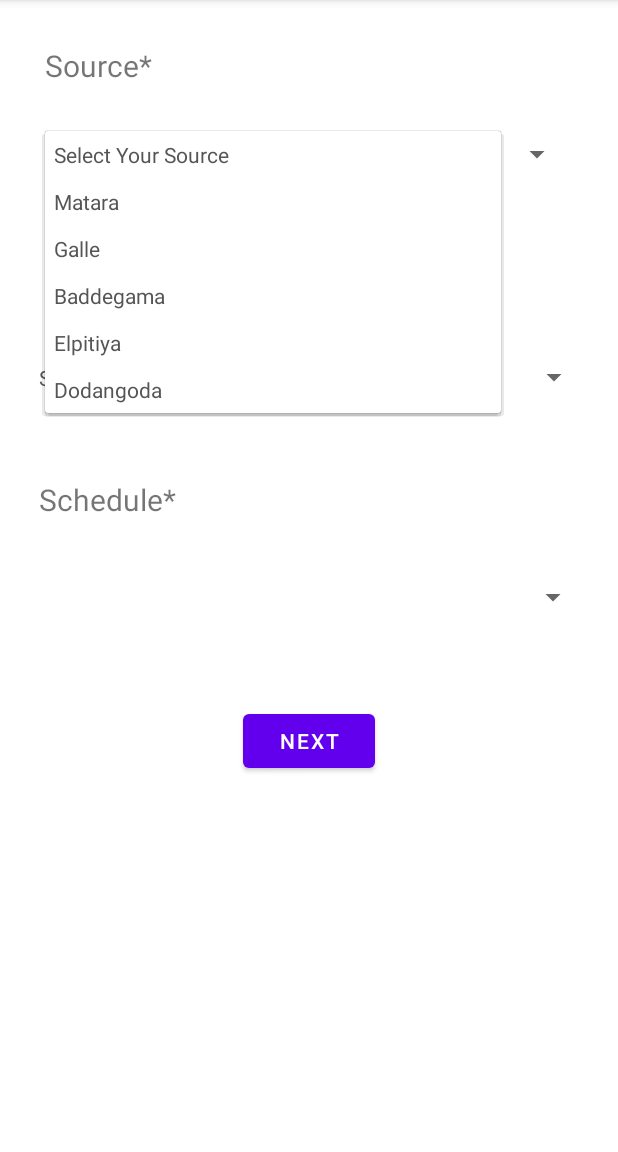
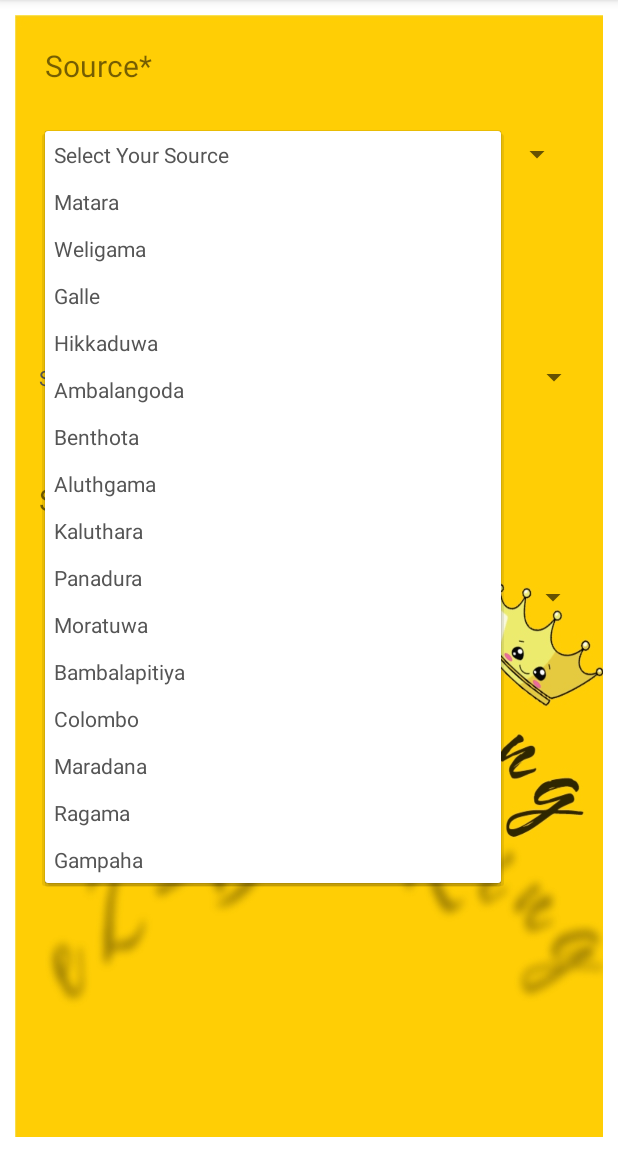
Before and after one commit to SaSinDu10/eZ-Booking, an Android app: the destination screen opened directly, with no data from a screen before it, after a tap on "Select Your Source", on a phone screen of 412 x 824 dp, the part 84-1236 px from its top. Run offline under Robolectric (Android 15) with nearby library versions, the phone set to English and light mode, and no system bars.

Commit message:
sixth commit

```diff
--- a/app/src/main/java/com/example/ez_booking/Splash.java
+++ b/app/src/main/java/com/example/ez_booking/Splash.java
@@ -1,10 +1,12 @@
 package com.example.ez_booking;
 
+import androidx.annotation.NonNull;
 import androidx.appcompat.app.AppCompatActivity;
 
 import android.content.Intent;
 import android.os.Bundle;
 import android.os.Handler;
+import android.view.MenuItem;
 
 public class Splash extends AppCompatActivity {
 
@@ -19,6 +21,7 @@ public class Splash extends AppCompatActivity {
                 Intent intent = new Intent(Splash.this,TransMode.class);
                 startActivity(intent);
             }
-        },5000);
+        },3000);
     }
+
 }
--- a/app/src/main/java/com/example/ez_booking/TransMode.java
+++ b/app/src/main/java/com/example/ez_booking/TransMode.java
@@ -1,9 +1,11 @@
 package com.example.ez_booking;
 
+import androidx.annotation.NonNull;
 import androidx.appcompat.app.AppCompatActivity;
 
 import android.content.Intent;
 import android.os.Bundle;
+import android.view.MenuItem;
 import android.widget.Button;
 
 public class TransMode extends AppCompatActivity {
@@ -19,4 +21,6 @@ public class TransMode extends AppCompatActivity {
             startActivity(intent);
         });
     }
+
+
 }
--- a/app/src/main/res/layout/activity_destination.xml
+++ b/app/src/main/res/layout/activity_destination.xml
@@ -2,10 +2,11 @@
 <RelativeLayout xmlns:android="http://schemas.android.com/apk/res/android"
     xmlns:app="http://schemas.android.com/apk/res-auto"
     xmlns:tools="http://schemas.android.com/tools"
-    android:layout_width="match_parent"
-    android:layout_height="match_parent"
-    tools:context=".destination"
-    android:layout_margin="10dp">
+    android:layout_width="wrap_content"
+    android:layout_height="wrap_content"
+    android:layout_margin="10dp"
+    android:background="@drawable/bg_image"
+    tools:context=".destination">
 
 
     <TextView
@@ -80,11 +81,14 @@
 
     <Button
         android:id="@+id/btnNext2"
-        android:layout_width="wrap_content"
+        android:layout_width="106dp"
         android:layout_height="wrap_content"
         android:layout_below="@+id/spinnerSchedule"
-        android:layout_centerHorizontal="true"
-        android:layout_marginTop="50dp"
+        android:layout_alignParentStart="true"
+        android:layout_alignParentEnd="true"
+        android:layout_marginStart="146dp"
+        android:layout_marginTop="84dp"
+        android:layout_marginEnd="140dp"
         android:text="Next"
         android:textAlignment="center" />
 
--- a/app/src/main/res/layout/activity_login.xml
+++ b/app/src/main/res/layout/activity_login.xml
@@ -4,7 +4,8 @@
     xmlns:tools="http://schemas.android.com/tools"
     android:layout_width="match_parent"
     android:layout_height="match_parent"
-    tools:context=".LoginActivity">
+    tools:context=".LoginActivity"
+    android:background="@drawable/bg_image">
 
     <Button
         android:id="@+id/btnSignIn"
--- a/app/src/main/res/layout/activity_pay.xml
+++ b/app/src/main/res/layout/activity_pay.xml
@@ -4,7 +4,8 @@
     xmlns:tools="http://schemas.android.com/tools"
     android:layout_width="match_parent"
     android:layout_height="match_parent"
-    tools:context=".pay">
+    tools:context=".pay"
+    android:background="@drawable/bg_image">
 
     <TextView
         android:id="@+id/textView3"
--- a/app/src/main/res/layout/activity_trans_mode.xml
+++ b/app/src/main/res/layout/activity_trans_mode.xml
@@ -4,14 +4,15 @@
     xmlns:tools="http://schemas.android.com/tools"
     android:layout_width="match_parent"
     android:layout_height="match_parent"
-    tools:context=".TransMode">
+    tools:context=".TransMode"
+    android:background="@drawable/bg_image">
 
 
     <TextView
         android:id="@+id/textView3"
         android:layout_width="wrap_content"
         android:layout_height="wrap_content"
-        android:layout_marginTop="40dp"
+        android:layout_marginTop="44dp"
         android:text="What is the selection of transport mode? "
         android:textSize="20dp"
         app:layout_constraintEnd_toEndOf="parent"
@@ -57,11 +58,13 @@
 
     <Button
         android:id="@+id/btnNext"
-        android:layout_width="wrap_content"
+        android:layout_width="106dp"
         android:layout_height="wrap_content"
-        android:layout_marginTop="100dp"
+        android:layout_alignParentEnd="true"
+        android:layout_marginTop="256dp"
         android:text="Next"
         app:layout_constraintEnd_toEndOf="parent"
+        app:layout_constraintHorizontal_bias="0.531"
         app:layout_constraintStart_toStartOf="parent"
         app:layout_constraintTop_toBottomOf="@+id/radioGroup"
         tools:ignore="MissingConstraints" />
--- a/app/src/main/res/menu/dot3menu.xml
+++ b/app/src/main/res/menu/dot3menu.xml
@@ -2,13 +2,16 @@
 <menu xmlns:android="http://schemas.android.com/apk/res/android">
 
     <item android:id="@+id/home"
-        android:title="Home"/>
+        android:title="Home"
+        android:icon="@drawable/ic_baseline_home_24"/>
 
     <item android:id="@+id/about"
-        android:title="About"/>
+        android:title="About"
+        android:icon="@drawable/ic_baseline_filter_frames_24"/>
 
     <item android:id="@+id/logout"
-        android:title="Logout"/>
+        android:title="Logout"
+        android:icon="@drawable/ic_baseline_exit_to_app_24"/>
 
 
 </menu>
--- a/app/src/main/res/values/strings.xml
+++ b/app/src/main/res/values/strings.xml
@@ -4,18 +4,38 @@
     <string-array name="array_source">
         <item>Select Your Source</item>
         <item>Matara</item>
+        <item>Weligama</item>
         <item>Galle</item>
-        <item>Baddegama</item>
-        <item>Elpitiya</item>
-        <item>Dodangoda</item>
+        <item>Hikkaduwa</item>
+        <item>Ambalangoda</item>
+        <item>Benthota</item>
+        <item>Aluthgama</item>
+        <item>Kaluthara</item>
+        <item>Panadura</item>
+        <item>Moratuwa</item>
+        <item>Bambalapitiya</item>
+        <item>Colombo</item>
+        <item>Maradana</item>
+        <item>Ragama</item>
+        <item>Gampaha</item>
     </string-array>
 
     <string-array name="array_destination">
         <item>Select Your Destination</item>
         <item>Matara</item>
+        <item>Weligama</item>
         <item>Galle</item>
-        <item>Baddegama</item>
-        <item>Elpitiya</item>
-        <item>Dodangoda</item>
+        <item>Hikkaduwa</item>
+        <item>Ambalangoda</item>
+        <item>Benthota</item>
+        <item>Aluthgama</item>
+        <item>Kaluthara</item>
+        <item>Panadura</item>
+        <item>Moratuwa</item>
+        <item>Bambalapitiya</item>
+        <item>Colombo</item>
+        <item>Maradana</item>
+        <item>Ragama</item>
+        <item>Gampaha</item>
     </string-array>
 </resources>
```
Also changed, not shown: app/src/main/res/drawable/bg_image.jpg (added).
